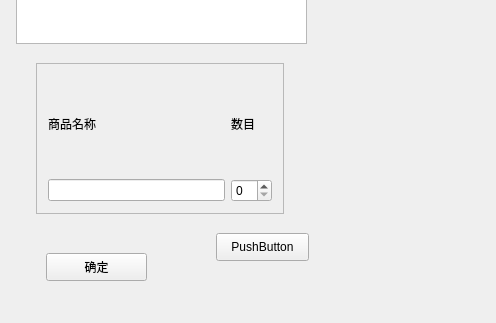
The window that CargoManagementSystem/mainwidget.ui (zhaomangang/CargoManagementSystem) describes before a commit, drawn with Qt 5; both pictures show x 124 to 620 and y 197 to 520 of the 620 by 520 pixel window.
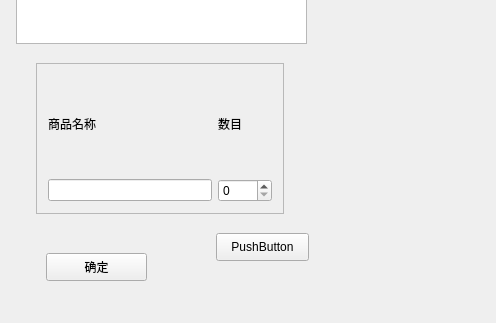
The same window after the commit.

What changed in the file:
```diff
--- a/CargoManagementSystem/mainwidget.ui
+++ b/CargoManagementSystem/mainwidget.ui
@@ -34,6 +34,9 @@
     </item>
     <item row="1" column="1">
      <widget class="QSpinBox" name="amount_1">
+      <property name="maximum">
+       <number>1000</number>
+      </property>
       <property name="displayIntegerBase">
        <number>10</number>
       </property>
```
